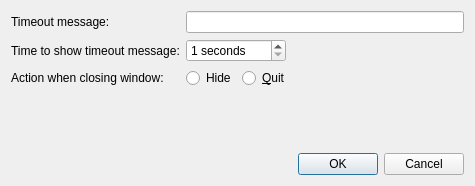
Before: the Qt Designer form settingswidget.ui in Granddave/Stretch-timer, drawn with Qt 5.
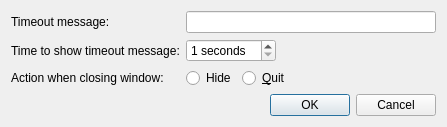
After: the same form once the commit is applied.

Commit message: Updated size of settings dialog

What changed in the file:
```diff
--- a/settingswidget.ui
+++ b/settingswidget.ui
@@ -6,15 +6,27 @@
    <rect>
     <x>0</x>
     <y>0</y>
-    <width>475</width>
-    <height>186</height>
+    <width>427</width>
+    <height>123</height>
    </rect>
   </property>
+  <property name="sizePolicy">
+   <sizepolicy hsizetype="Preferred" vsizetype="Preferred">
+    <horstretch>0</horstretch>
+    <verstretch>0</verstretch>
+   </sizepolicy>
+  </property>
+  <property name="mouseTracking">
+   <bool>false</bool>
+  </property>
   <property name="windowTitle">
    <string>Settings</string>
   </property>
+  <property name="sizeGripEnabled">
+   <bool>false</bool>
+  </property>
   <layout class="QGridLayout" name="gridLayout">
-   <item row="2" column="0">
+   <item row="1" column="0">
     <widget class="QDialogButtonBox" name="buttonBox">
      <property name="orientation">
       <enum>Qt::Horizontal</enum>
@@ -28,6 +40,15 @@
     <layout class="QGridLayout" name="gridLayout_2">
      <item row="0" column="1">
       <widget class="QLineEdit" name="timeoutMessagelineEdit">
+       <property name="minimumSize">
+        <size>
+         <width>250</width>
+         <height>0</height>
+        </size>
+       </property>
+       <property name="whatsThis">
+        <string>The message in the popup that shows when the timer hits zero.</string>
+       </property>
        <property name="maxLength">
         <number>50</number>
        </property>
@@ -78,7 +99,7 @@
       <widget class="QSpinBox" name="timeToShow_spinBox">
        <property name="maximumSize">
         <size>
-         <width>100</width>
+         <width>90</width>
          <height>16777215</height>
         </size>
        </property>
@@ -109,19 +130,6 @@
      </item>
     </layout>
    </item>
-   <item row="1" column="0">
-    <spacer name="verticalSpacer">
-     <property name="orientation">
-      <enum>Qt::Vertical</enum>
-     </property>
-     <property name="sizeHint" stdset="0">
-      <size>
-       <width>20</width>
-       <height>40</height>
-      </size>
-     </property>
-    </spacer>
-   </item>
   </layout>
  </widget>
  <resources/>
```
Left out of the diff: 18 changed lines with no effect on the pictures. The commit also changes 1 other file.
